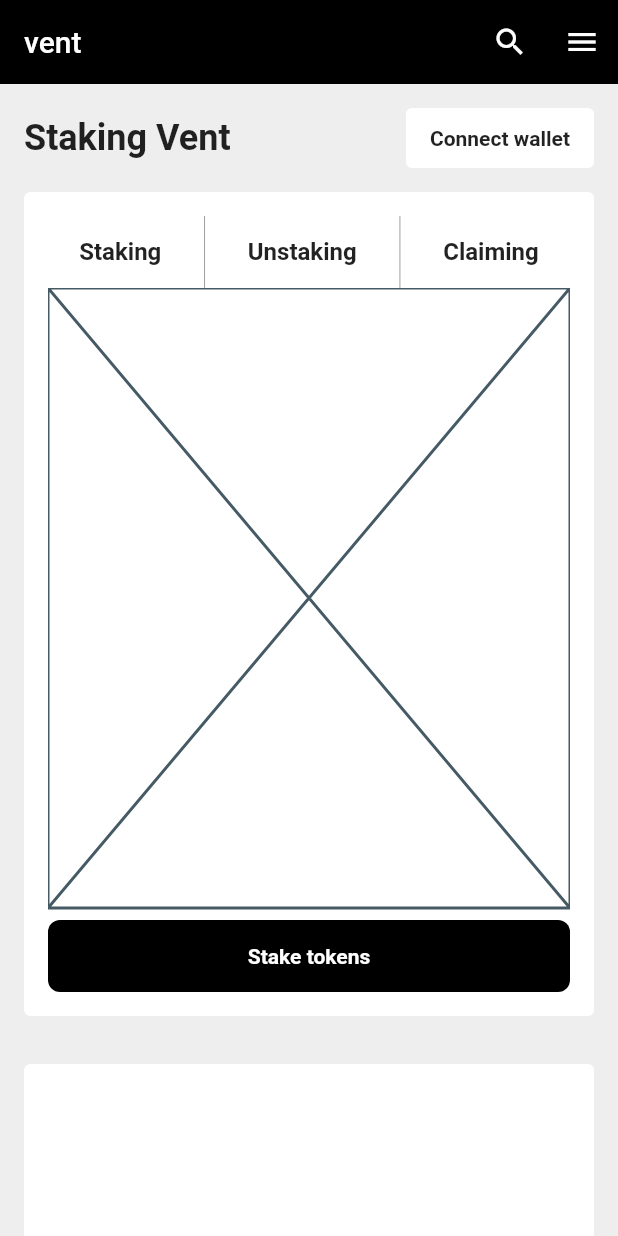
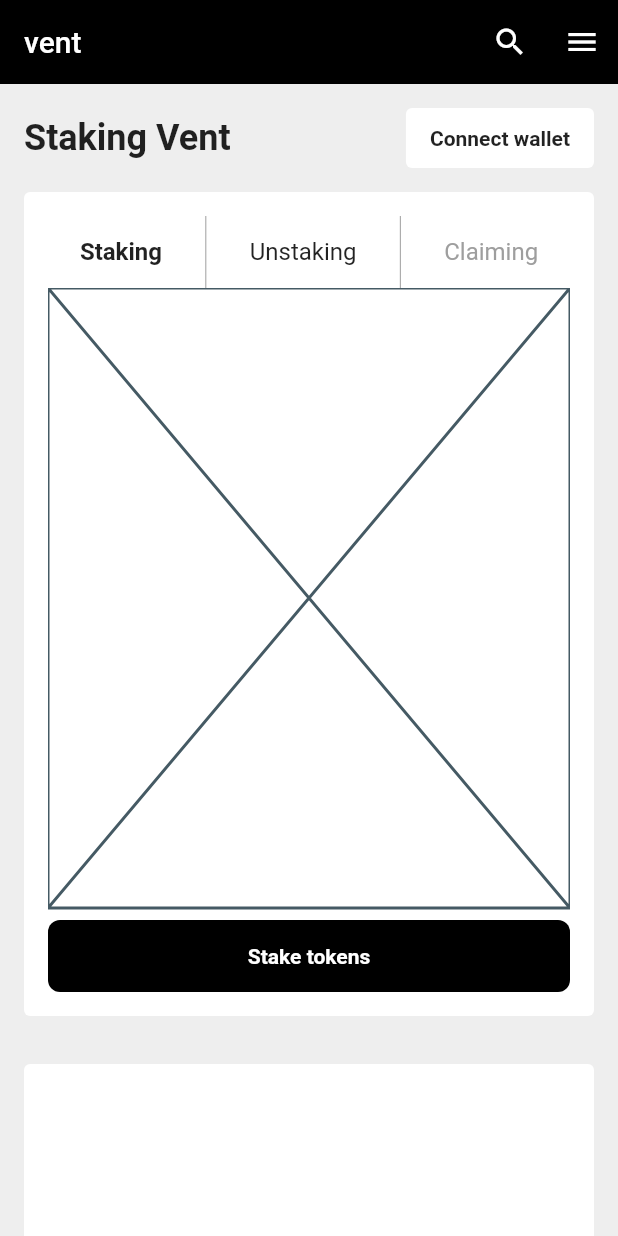
Before and after one commit to JAICHANGPARK/flutter_notebook_19th_story, a Flutter app: the screen it shows after launch, on a phone screen of 412 x 824 dp. Run offline on Flutter 3.47's test engine with Material 2 defaults, Android fonts, the phone set to English and light mode, and no system bars; our stand-ins replace cached_network_image, flutter_riverpod, freezed_annotation, smooth_page_indicator, video_player.

Commit message:
Update staking_main_page.dart

```diff
--- a/lib/ep1117_staking_app/src/ui/staking_main_page.dart
+++ b/lib/ep1117_staking_app/src/ui/staking_main_page.dart
@@ -78,32 +78,53 @@ class _StakingMainPageState extends State<StakingMainPage> with SingleTickerProv
                         height: 48,
                         child: Row(
                           mainAxisAlignment: MainAxisAlignment.spaceEvenly,
-                          children: const [
-                            Text(
+                          children: [
+                            GestureDetector(
+                              onTap: () {
+                                setState(() {
+                                  _tabIndex = 0;
+                                });
+                              },
+                              child: Text(
                                 "Staking",
                                 style: TextStyle(
                                   fontSize: 16,
-                                fontWeight: FontWeight.bold,
+                                  fontWeight: _tabIndex == 0 ? FontWeight.bold : FontWeight.normal,
+                                ),
                               ),
                             ),
                             VerticalDivider(
                               color: Colors.grey,
                             ),
-                            Text(
+                            GestureDetector(
+                              onTap: () {
+                                setState(() {
+                                  _tabIndex = 1;
+                                });
+                              },
+                              child: Text(
                                 "Unstaking",
                                 style: TextStyle(
                                   fontSize: 16,
-                                fontWeight: FontWeight.bold,
+                                  fontWeight: _tabIndex == 1 ? FontWeight.bold : FontWeight.normal,
+                                ),
                               ),
                             ),
                             VerticalDivider(
                               color: Colors.grey,
                             ),
-                            Text(
+                            GestureDetector(
+                              onTap: () {
+                                setState(() {
+                                  _tabIndex = 2;
+                                });
+                              },
+                              child: Text(
                                 "Claiming",
                                 style: TextStyle(
                                     fontSize: 16,
-                                fontWeight: FontWeight.bold,
+                                    fontWeight: _tabIndex == 2 ? FontWeight.bold : FontWeight.normal,
+                                    color: _tabIndex == 2 ? Colors.black : Colors.grey),
                               ),
                             ),
                           ],
```
Lines whose indentation alone changed are shown as unchanged.
